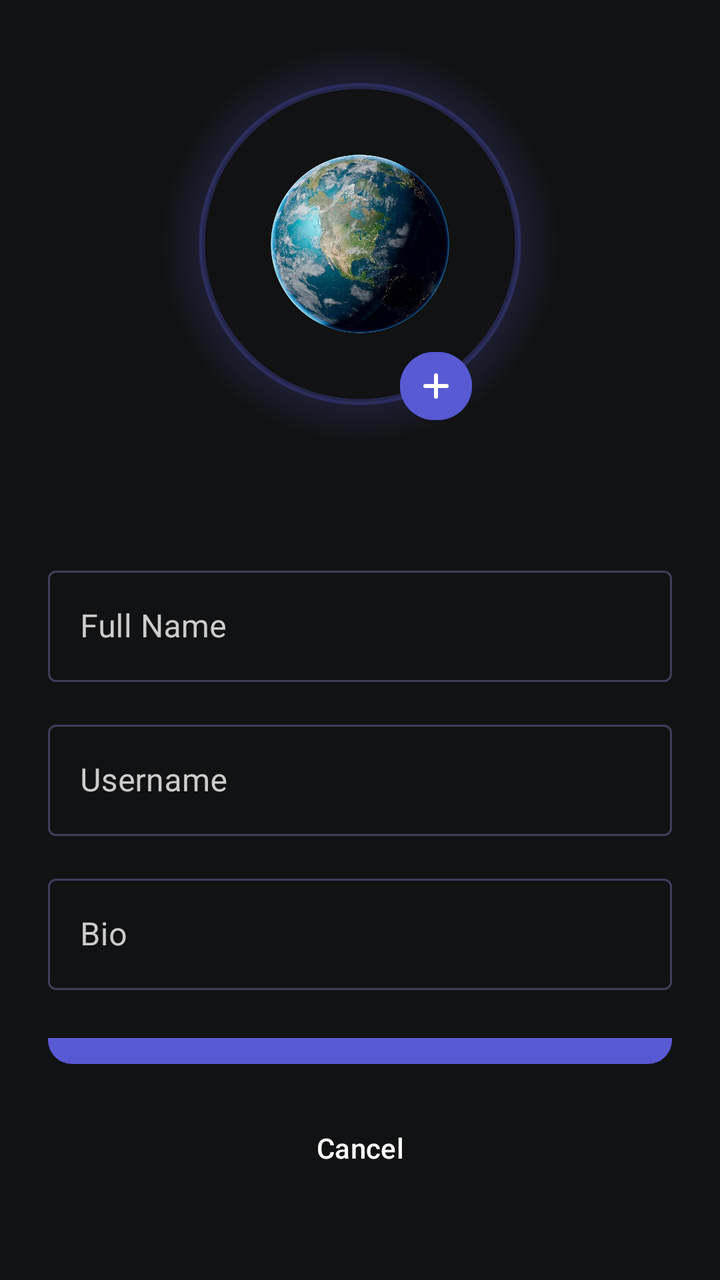
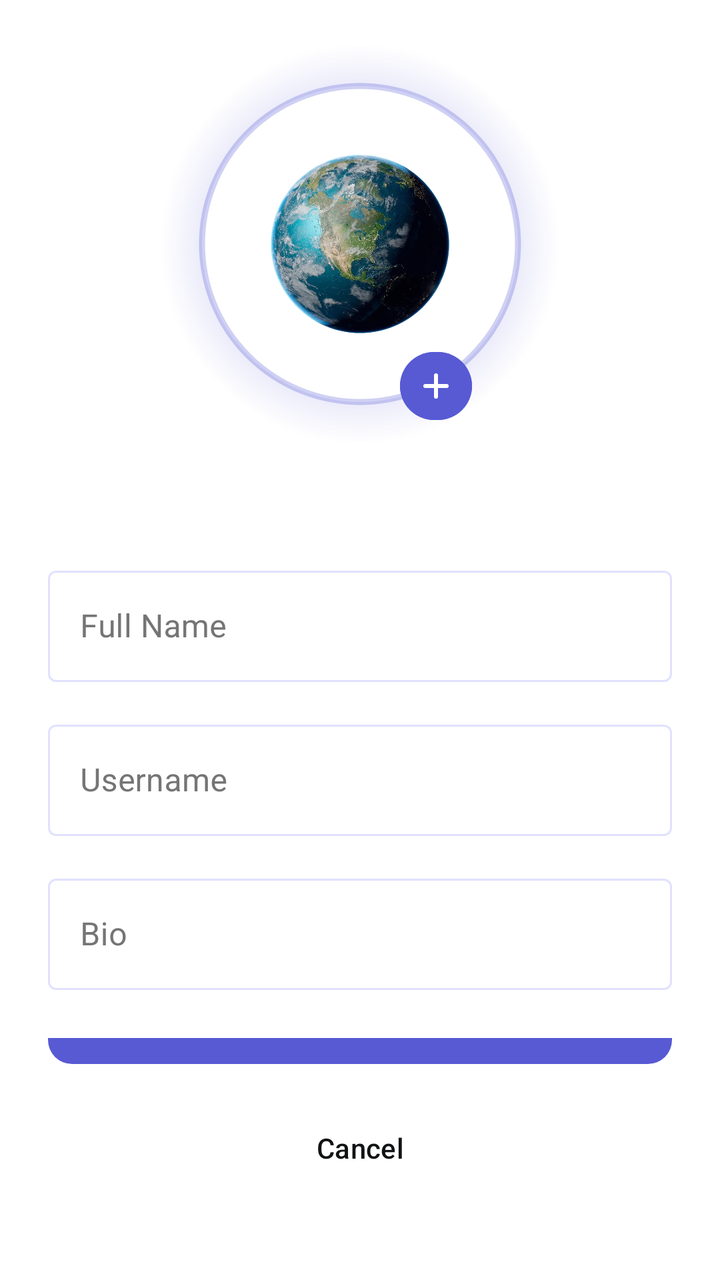

Compare the two renders of this Android layout. The source of the first and the diff that turns it into the second are given below.
<!-- AndroidManifest.xml: application theme Theme.SpaceAdvisor -->
<!-- res/layout/fragment_edit_profile.xml -->
<?xml version="1.0" encoding="utf-8"?>
<RelativeLayout xmlns:android="http://schemas.android.com/apk/res/android"
    xmlns:app="http://schemas.android.com/apk/res-auto"
    android:layout_width="match_parent"
    android:layout_height="match_parent"
    android:background="@color/layout_background_primary"
    android:fillViewport="true">

    <FrameLayout
        android:id="@+id/container_profile_pic_edit_profile_fragment"
        android:layout_width="220dp"
        android:layout_height="220dp"
        android:layout_alignParentTop="true"
        android:layout_centerHorizontal="true"
        android:layout_marginTop="12dp">

        <View
            android:layout_width="match_parent"
            android:layout_height="match_parent"
            android:background="@drawable/glow_background_oval" />

        <com.google.android.material.imageview.ShapeableImageView
            style="@style/ShapeAppearance.Material3.Corner.Full"
            android:layout_width="170dp"
            android:layout_height="170dp"
            android:layout_gravity="center"
            android:background="@color/layout_background_primary"
            android:padding="6dp"
            app:shapeAppearanceOverlay="@style/ShapeAppearance.Material3.Corner.Full"
            app:strokeColor="@color/layout_stroke_primary"
            app:strokeWidth="3dp" />

        <com.google.android.material.imageview.ShapeableImageView
            android:id="@+id/profile_pic_edit_profile_fragment"
            android:layout_width="140dp"
            android:layout_height="140dp"
            android:layout_gravity="center"
            android:background="@color/layout_background_transparent"
            android:padding="10dp"
            android:scaleType="centerCrop"
            android:src="@drawable/pic_profile" />

        <com.google.android.material.button.MaterialButton
            android:id="@+id/btn_update_pic_edit_profile_fragment"
            style="@style/Widget.Material3.Button.IconButton"
            android:layout_width="wrap_content"
            android:layout_height="42dp"
            android:layout_gravity="end"
            android:layout_marginTop="160dp"
            android:layout_marginEnd="50dp"
            android:backgroundTint="@color/btn_fill_tertiary"
            app:icon="@drawable/ic_plus"
            app:iconSize="16dp"
            app:iconTint="@color/icon_primary"
            app:strokeWidth="0dp" />

    </FrameLayout>

    <LinearLayout
        android:id="@+id/container_details_edit_profile_fragment"
        android:layout_width="match_parent"
        android:layout_height="wrap_content"
        android:layout_below="@+id/container_profile_pic_edit_profile_fragment"
        android:orientation="vertical"
        android:padding="24dp">

        <com.google.android.material.textfield.TextInputLayout
            style="@style/Widget.MaterialComponents.TextInputLayout.OutlinedBox"
            android:layout_width="match_parent"
            android:layout_height="wrap_content"
            android:layout_marginTop="24dp"
            android:hint="Full Name"
            android:textColorHint="@color/text_quaternary_light"
            app:boxStrokeColor="@color/edit_text_stroke_color"
            app:cursorColor="@color/icon_tertiary"
            app:hintTextColor="@color/text_quaternary_light">

            <com.google.android.material.textfield.TextInputEditText
                android:id="@+id/edit_text_name_edit_profile_fragment"
                android:layout_width="match_parent"
                android:layout_height="wrap_content"
                android:inputType="textPersonName"
                android:textColor="@color/text_primary"
                android:textColorHint="@color/text_quaternary_light" />
        </com.google.android.material.textfield.TextInputLayout>

        <com.google.android.material.textfield.TextInputLayout
            style="@style/Widget.MaterialComponents.TextInputLayout.OutlinedBox"
            android:layout_width="match_parent"
            android:layout_height="wrap_content"
            android:layout_marginTop="16dp"
            android:hint="Username"
            android:textColorHint="@color/text_quaternary_light"
            app:boxStrokeColor="@color/edit_text_stroke_color"
            app:cursorColor="@color/icon_tertiary"
            app:hintTextColor="@color/text_quaternary_light">

            <com.google.android.material.textfield.TextInputEditText
                android:id="@+id/edit_text_username_edit_profile_fragment"
                android:layout_width="match_parent"
                android:layout_height="wrap_content"
                android:inputType="textPersonName"
                android:textColor="@color/text_primary"
                android:textColorHint="@color/text_quaternary_light" />
        </com.google.android.material.textfield.TextInputLayout>

        <com.google.android.material.textfield.TextInputLayout
            style="@style/Widget.MaterialComponents.TextInputLayout.OutlinedBox"
            android:layout_width="match_parent"
            android:layout_height="wrap_content"
            android:layout_marginTop="16dp"
            android:hint="Bio"
            android:textColorHint="@color/text_quaternary_light"
            app:boxStrokeColor="@color/edit_text_stroke_color"
            app:cursorColor="@color/icon_tertiary"
            app:hintTextColor="@color/text_quaternary_light">

            <com.google.android.material.textfield.TextInputEditText
                android:id="@+id/edit_text_bio_edit_profile_fragment"
                android:layout_width="match_parent"
                android:layout_height="wrap_content"
                android:inputType="textMultiLine"
                android:textColor="@color/text_primary"
                android:textColorHint="@color/text_quaternary_light" />
        </com.google.android.material.textfield.TextInputLayout>

    </LinearLayout>

    <LinearLayout
        android:layout_width="match_parent"
        android:layout_height="wrap_content"
        android:layout_below="@+id/container_details_edit_profile_fragment"
        android:layout_alignParentBottom="true"
        android:gravity="bottom"
        android:orientation="vertical"
        android:paddingHorizontal="24dp">

        <com.google.android.material.button.MaterialButton
            android:id="@+id/save_btn_edit_profile_fragment"
            android:layout_width="match_parent"
            android:layout_height="60dp"
            android:text="Save Changes"
            android:textColor="@color/text_primary"
            android:textSize="14dp"
            app:backgroundTint="@color/btn_fill_tertiary"
            app:cornerRadius="12dp"
            app:strokeWidth="0dp" />

        <com.google.android.material.button.MaterialButton
            android:id="@+id/cancel_btn_edit_profile_fragment"
            style="@style/Widget.Material3.Button.TextButton"
            android:layout_width="match_parent"
            android:layout_height="60dp"
            android:layout_marginTop="8dp"
            android:layout_marginBottom="36dp"
            android:text="Cancel"
            android:textColor="@color/text_primary"
            android:textSize="14dp" />

    </LinearLayout>

</RelativeLayout>
<!-- resources referenced by this layout -->
<resources>
  <color name="btn_fill_tertiary">@color/space_purple</color>
  <color name="icon_primary">@color/white</color>
  <color name="icon_tertiary">@color/space_purple</color>
  <color name="layout_background_primary">@color/deep_black</color>
  <color name="layout_background_transparent">@color/transparent</color>
  <color name="layout_stroke_primary">@color/space_purple_glow</color>
  <color name="text_primary">@color/white</color>
  <color name="text_quaternary_light">@color/gray_light</color>
  <!-- drawable glow_background_oval (drawable) -->
  <?xml version="1.0" encoding="utf-8"?>
  <shape xmlns:android="http://schemas.android.com/apk/res/android"
      android:shape="oval">
      <gradient
          android:type="radial"
          android:gradientRadius="100dp"
          android:startColor="#49575AD3"
          android:centerColor="#61575AD3"
          android:endColor="@android:color/transparent" />
  </shape>
  <!-- drawable ic_plus (drawable) -->
  <?xml version="1.0" encoding="utf-8"?>
  <vector xmlns:android="http://schemas.android.com/apk/res/android"
      android:width="24dp"
      android:height="24dp"
      android:viewportWidth="24"
      android:viewportHeight="24">
  
      <path
          android:fillColor="#000000"
          android:strokeColor="#000000"
          android:strokeWidth="3"
          android:strokeLineJoin="round"
          android:strokeLineCap="round"
          android:pathData="M4 12H20M12 4V20" />
  </vector>
  <!-- drawable pic_profile: webp bitmap (drawable, 94844 bytes) -->
  <style name="Theme.SpaceAdvisor" parent="Base.Theme.SpaceAdvisor" />
  <color name="space_purple">#575AD3</color>
  <color name="white">#FFFFFFFF</color>
  <color name="deep_black">#111213</color>
  <color name="transparent">#00000000</color>
  <color name="space_purple_glow">#48575AD3</color>
  <color name="gray_light">#CCCCCC</color>
  <style name="Base.Theme.SpaceAdvisor" parent="Theme.Material3.DayNight.NoActionBar">
          
      </style>
</resources>

<!-- the commit's change to res/layout/fragment_edit_profile.xml (unified diff, before → after) -->
@@ -3,7 +3,7 @@
     xmlns:app="http://schemas.android.com/apk/res-auto"
     android:layout_width="match_parent"
     android:layout_height="match_parent"
-    android:background="@color/layout_background_primary"
+    android:background="@color/background"
     android:fillViewport="true">
 
     <FrameLayout
@@ -24,10 +24,10 @@
             android:layout_width="170dp"
             android:layout_height="170dp"
             android:layout_gravity="center"
-            android:background="@color/layout_background_primary"
+            android:background="@color/background"
             android:padding="6dp"
             app:shapeAppearanceOverlay="@style/ShapeAppearance.Material3.Corner.Full"
-            app:strokeColor="@color/layout_stroke_primary"
+            app:strokeColor="?attr/customColorPrimaryGlow"
             app:strokeWidth="3dp" />
 
         <com.google.android.material.imageview.ShapeableImageView
@@ -35,7 +35,7 @@
             android:layout_width="140dp"
             android:layout_height="140dp"
             android:layout_gravity="center"
-            android:background="@color/layout_background_transparent"
+            android:background="@color/transparent"
             android:padding="10dp"
             android:scaleType="centerCrop"
             android:src="@drawable/pic_profile" />
@@ -48,10 +48,10 @@
             android:layout_gravity="end"
             android:layout_marginTop="160dp"
             android:layout_marginEnd="50dp"
-            android:backgroundTint="@color/btn_fill_tertiary"
+            android:backgroundTint="?attr/customColorPrimary"
             app:icon="@drawable/ic_plus"
             app:iconSize="16dp"
-            app:iconTint="@color/icon_primary"
+            app:iconTint="@color/on_primary"
             app:strokeWidth="0dp" />
 
     </FrameLayout>
@@ -70,18 +70,18 @@
             android:layout_height="wrap_content"
             android:layout_marginTop="24dp"
             android:hint="Full Name"
-            android:textColorHint="@color/text_quaternary_light"
-            app:boxStrokeColor="@color/edit_text_stroke_color"
-            app:cursorColor="@color/icon_tertiary"
-            app:hintTextColor="@color/text_quaternary_light">
+            android:textColorHint="@color/text_input_hint"
+            app:boxStrokeColor="@color/text_input_stroke"
+            app:cursorColor="?attr/customColorPrimary"
+            app:hintTextColor="@color/text_input_hint">
 
             <com.google.android.material.textfield.TextInputEditText
                 android:id="@+id/edit_text_name_edit_profile_fragment"
                 android:layout_width="match_parent"
                 android:layout_height="wrap_content"
                 android:inputType="textPersonName"
-                android:textColor="@color/text_primary"
-                android:textColorHint="@color/text_quaternary_light" />
+                android:textColor="@color/text_input"
+                android:textColorHint="@color/text_input_hint" />
         </com.google.android.material.textfield.TextInputLayout>
 
         <com.google.android.material.textfield.TextInputLayout
@@ -90,18 +90,18 @@
             android:layout_height="wrap_content"
             android:layout_marginTop="16dp"
             android:hint="Username"
-            android:textColorHint="@color/text_quaternary_light"
-            app:boxStrokeColor="@color/edit_text_stroke_color"
-            app:cursorColor="@color/icon_tertiary"
-            app:hintTextColor="@color/text_quaternary_light">
+            android:textColorHint="@color/text_input_hint"
+            app:boxStrokeColor="@color/text_input_stroke"
+            app:cursorColor="?attr/customColorPrimary"
+            app:hintTextColor="@color/text_input_hint">
 
             <com.google.android.material.textfield.TextInputEditText
                 android:id="@+id/edit_text_username_edit_profile_fragment"
                 android:layout_width="match_parent"
                 android:layout_height="wrap_content"
                 android:inputType="textPersonName"
-                android:textColor="@color/text_primary"
-                android:textColorHint="@color/text_quaternary_light" />
+                android:textColor="@color/text_input"
+                android:textColorHint="@color/text_input_hint" />
         </com.google.android.material.textfield.TextInputLayout>
 
         <com.google.android.material.textfield.TextInputLayout
@@ -110,18 +110,18 @@
             android:layout_height="wrap_content"
             android:layout_marginTop="16dp"
             android:hint="Bio"
-            android:textColorHint="@color/text_quaternary_light"
-            app:boxStrokeColor="@color/edit_text_stroke_color"
-            app:cursorColor="@color/icon_tertiary"
-            app:hintTextColor="@color/text_quaternary_light">
+            android:textColorHint="@color/text_input_hint"
+            app:boxStrokeColor="@color/text_input_stroke"
+            app:cursorColor="?attr/customColorPrimary"
+            app:hintTextColor="@color/text_input_hint">
 
             <com.google.android.material.textfield.TextInputEditText
                 android:id="@+id/edit_text_bio_edit_profile_fragment"
                 android:layout_width="match_parent"
                 android:layout_height="wrap_content"
                 android:inputType="textMultiLine"
-                android:textColor="@color/text_primary"
-                android:textColorHint="@color/text_quaternary_light" />
+                android:textColor="@color/text_input"
+                android:textColorHint="@color/text_input_hint" />
         </com.google.android.material.textfield.TextInputLayout>
 
     </LinearLayout>
@@ -140,9 +140,9 @@
             android:layout_width="match_parent"
             android:layout_height="60dp"
             android:text="Save Changes"
-            android:textColor="@color/text_primary"
+            android:textColor="@color/on_primary"
             android:textSize="14dp"
-            app:backgroundTint="@color/btn_fill_tertiary"
+            app:backgroundTint="?attr/customColorPrimary"
             app:cornerRadius="12dp"
             app:strokeWidth="0dp" />
 
@@ -154,7 +154,7 @@
             android:layout_marginTop="8dp"
             android:layout_marginBottom="36dp"
             android:text="Cancel"
-            android:textColor="@color/text_primary"
+            android:textColor="@color/secondary"
             android:textSize="14dp" />
 
     </LinearLayout>
<!-- resource entries referenced after the edit -->
@@ -1,23 +1,20 @@
 <!-- resources referenced by this layout -->
 <resources>
-  <color name="btn_fill_tertiary">@color/space_purple</color>
-  <color name="icon_primary">@color/white</color>
-  <color name="icon_tertiary">@color/space_purple</color>
-  <color name="layout_background_primary">@color/deep_black</color>
-  <color name="layout_background_transparent">@color/transparent</color>
-  <color name="layout_stroke_primary">@color/space_purple_glow</color>
-  <color name="text_primary">@color/white</color>
-  <color name="text_quaternary_light">@color/gray_light</color>
+  <color name="background">@color/white</color>
+  <color name="on_primary">@color/white</color>
+  <color name="secondary">@color/deep_black</color>
+  <color name="text_input">@color/secondary</color>
+  <color name="text_input_hint">@color/gray_dark</color>
   <!-- drawable glow_background_oval (drawable) -->
   <?xml version="1.0" encoding="utf-8"?>
   <shape xmlns:android="http://schemas.android.com/apk/res/android"
       android:shape="oval">
       <gradient
-          android:type="radial"
+          android:centerColor="?attr/customColorPrimaryGlow"
+          android:endColor="@android:color/transparent"
           android:gradientRadius="100dp"
-          android:startColor="#49575AD3"
-          android:centerColor="#61575AD3"
-          android:endColor="@android:color/transparent" />
+          android:startColor="?attr/customColorPrimaryGlow"
+          android:type="radial" />
   </shape>
   <!-- drawable ic_plus (drawable) -->
   <?xml version="1.0" encoding="utf-8"?>
@@ -36,15 +33,33 @@
           android:pathData="M4 12H20M12 4V20" />
   </vector>
   <!-- drawable pic_profile: webp bitmap (drawable, 94844 bytes) -->
-  <style name="Theme.SpaceAdvisor" parent="Base.Theme.SpaceAdvisor" />
+  <style name="Theme.SpaceAdvisor" parent="Base.Theme.SpaceAdvisor">
+          <item name="colorPrimary">@color/primary</item>
+          <item name="customColorPrimary">@color/primary</item>
+          <item name="customColorPrimaryGlow">@color/primary_glow</item>
+          <item name="customColorPrimaryFaded">@color/primary_faded</item>
+          <item name="customColorPrimaryLight">@color/primary_light</item>
+          <item name="customColorPrimaryVariant">@color/primary_variant</item>
+          <item name="customColorPrimaryVariantFaded">@color/primary_variant_faded</item>
+      </style>
   <color name="space_purple">#575AD3</color>
   <color name="white">#FFFFFFFF</color>
   <color name="deep_black">#111213</color>
+  <color name="gray_dark">#757575</color>
   <color name="transparent">#00000000</color>
   <color name="space_purple_glow">#48575AD3</color>
-  <color name="gray_light">#CCCCCC</color>
+  <color name="space_purple_faded">#50A0A0FF</color>
+  <color name="space_purple_light">#A0A0FF</color>
+  <color name="space_pink">#AE52D4</color>
+  <color name="space_pink_faded">#20AE52D4</color>
   <style name="Base.Theme.SpaceAdvisor" parent="Theme.Material3.DayNight.NoActionBar">
-          
+          <item name="colorPrimary">@color/primary</item>
       </style>
+  <color name="primary">@color/space_purple</color>
+  <color name="primary_glow">@color/space_purple_glow</color>
+  <color name="primary_faded">@color/space_purple_faded</color>
+  <color name="primary_light">@color/space_purple_light</color>
+  <color name="primary_variant">@color/space_pink</color>
+  <color name="primary_variant_faded">@color/space_pink_faded</color>
 </resources>
 
